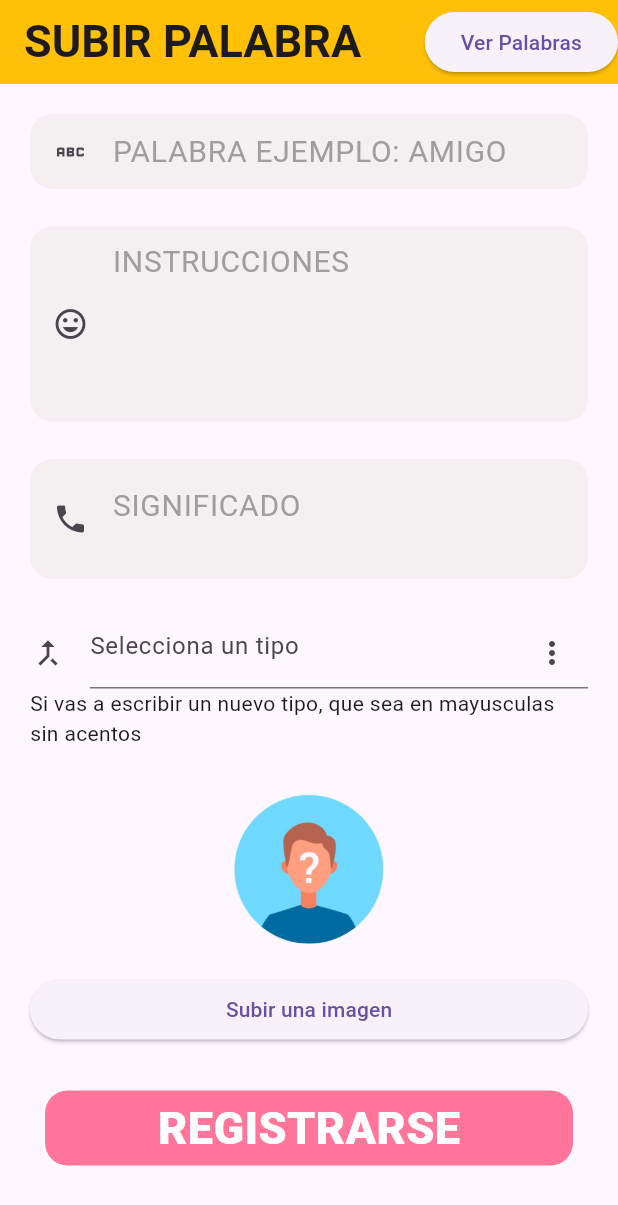
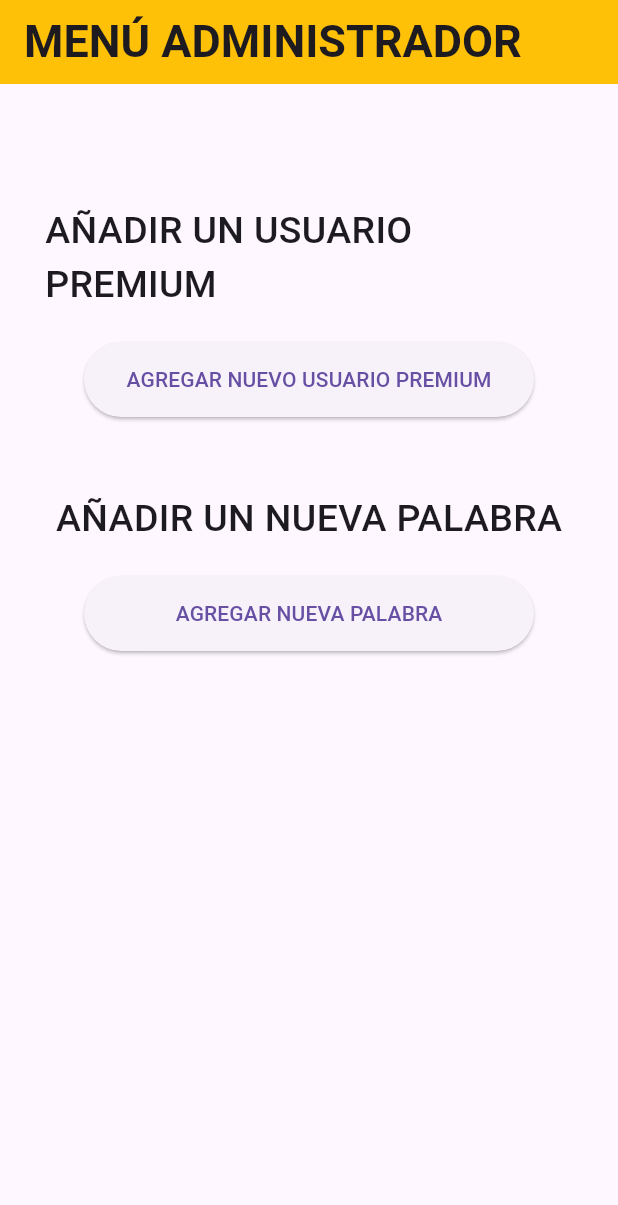
Before and after one commit to LuisCastle08/aprende_a_decirlo, a Flutter app: the screen it shows after launch, on a phone screen of 412 x 824 dp. Shown: the top 1205 px of the screen. Run offline on Flutter 3.47's test engine with Material 3 defaults, Android fonts, the phone set to English and light mode, and no system bars; our stand-ins replace cloud_firestore, firebase_core, firebase_storage, image_picker; missing offline and left inert: dart:ffi; accounts and stored records are empty.

Commit message:
[Luis]-cambios: No se acabo, faltan

```diff
--- a/lib/main.dart
+++ b/lib/main.dart
@@ -1,3 +1,4 @@
+import 'package:aprende_a_decirlo/screens/mains/menu_opciones.dart';
 import 'package:aprende_a_decirlo/subirPalabra/subir_palabra_interface.dart';
 import 'package:flutter/material.dart';
 
@@ -17,14 +18,10 @@ class MainApp extends StatelessWidget {
 
   @override
   Widget build(BuildContext context) {
-    return MaterialApp(
+    return const MaterialApp(
       title: 'Dilo En Señas',
-/*         theme: ThemeData(
-    brightness: Brightness.dark,
-    primarySwatch: Colors.pink,
-  ), */
       debugShowCheckedModeBanner: false,
-      home: const SubirPalabraInterface(),
+      home: MenuOpciones(),
     );
   }
 }
--- /dev/null
+++ b/lib/screens/mains/menu_opciones.dart
@@ -0,0 +1,60 @@
+import 'package:aprende_a_decirlo/screens/mains/screen_usuario/nuevo_premium.dart';
+import 'package:aprende_a_decirlo/subirPalabra/subir_palabra_interface.dart';
+import 'package:flutter/cupertino.dart';
+import 'package:flutter/material.dart';
+import 'package:flutter/widgets.dart';
+
+class MenuOpciones extends StatelessWidget {
+  const MenuOpciones({super.key});
+
+  @override
+  Widget build(BuildContext context) {
+    return Scaffold(
+      appBar: AppBar(
+        title: const Text(
+          'MENÚ ADMINISTRADOR',
+          style: TextStyle(fontSize: 30, fontWeight: FontWeight.w600),
+        ),
+        backgroundColor: Colors.amber,
+      ),
+      body: SingleChildScrollView(
+        child: Center(
+          child: Container(
+            width: double.infinity,
+            padding: const EdgeInsets.all(30),
+            child: Column(
+              crossAxisAlignment: CrossAxisAlignment.center,
+              mainAxisAlignment: MainAxisAlignment.center,
+              children: [
+                const SizedBox(height: 50,),
+                const Text('AÑADIR UN USUARIO PREMIUM', style: TextStyle(fontSize: 25, fontWeight: FontWeight.w500),),
+                const SizedBox(height: 20,),
+                // ignore: sized_box_for_whitespace
+                Container(
+                  height: 50,
+                  width: 300,
+                  child: ElevatedButton(onPressed: (){
+                    Navigator.push(context,MaterialPageRoute(builder: (_) =>  const NuevoUsuarioPremium()));
+
+                  }, child:const Text('AGREGAR NUEVO USUARIO PREMIUM')),
+                ),
+                const SizedBox(height: 50,),
+                const Text('AÑADIR UN NUEVA PALABRA', style: TextStyle(fontSize: 25, fontWeight: FontWeight.w500),),
+                const SizedBox(height: 20,),
+                // ignore: sized_box_for_whitespace
+                Container(
+                  height: 50,
+                  width: 300,
+                  child: ElevatedButton(onPressed: (){
+                    Navigator.push(context,MaterialPageRoute(builder: (_) =>  const SubirPalabraInterface()));
+
+                  }, child:const Text('AGREGAR NUEVA PALABRA')),
+                ),
+              ],
+            ),
+          ),
+        ),
+      ),
+    );
+  }
+}
--- a/lib/services/select_image.dart
+++ b/lib/services/select_image.dart
@@ -1,5 +1,3 @@
-import 'dart:io';
-
 import 'package:image_picker/image_picker.dart';
 
 Future<XFile?> getImage() async {
```
Also changed, not shown: lib/screens/mains/screen_usuario/nuevo_premium.dart (added, +31 -0 lines).
